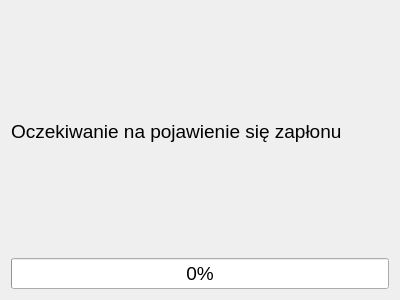
Old version of the form app/oczekiwanienazaplon.ui in the repository wiacekmarcin/StanowiskoChemiczne.
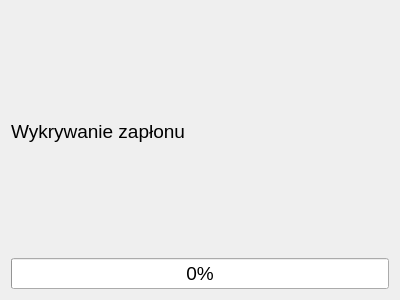
New version of the form.

Diff of the .ui file:
```diff
--- a/app/oczekiwanienazaplon.ui
+++ b/app/oczekiwanienazaplon.ui
@@ -12,7 +12,6 @@
   </property>
   <property name="font">
    <font>
-    <family>Tahoma</family>
     <pointsize>14</pointsize>
    </font>
   </property>
@@ -23,7 +22,7 @@
    <item>
     <widget class="QLabel" name="label">
      <property name="text">
-      <string>Oczekiwanie na pojawienie się zapłonu</string>
+      <string>Wykrywanie zapłonu</string>
      </property>
     </widget>
    </item>
```
Left out of the diff: 2 changed lines with no effect on the pictures.
